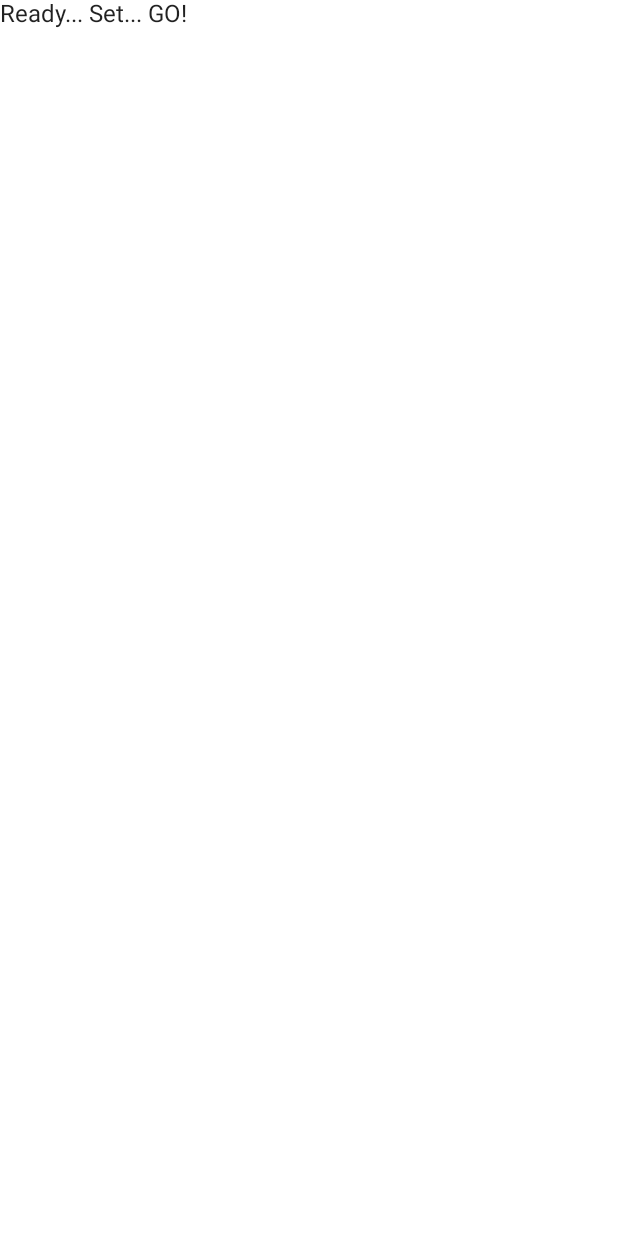
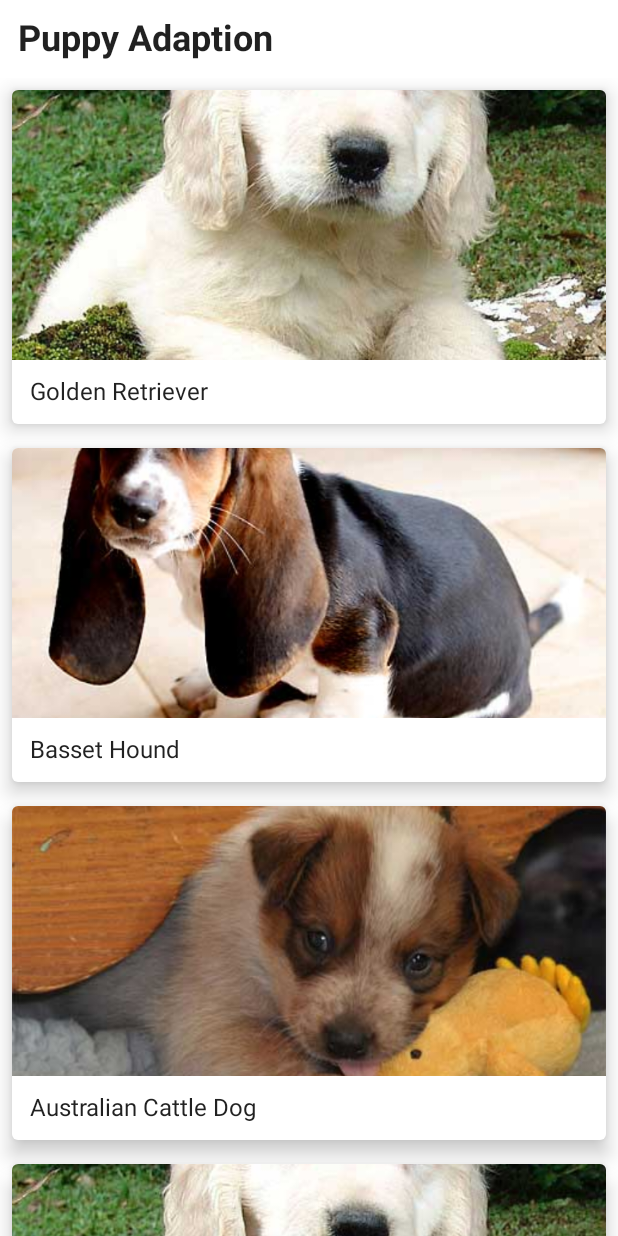
Before and after one commit to Elblassy/Puppy-adoption-app, an Android app built with Jetpack Compose: the screen it shows after launch (MainActivity), on a phone screen of 412 x 824 dp. Before the commit the screen is almost empty. Run offline under Robolectric (Android 15) with nearby library versions, the phone set to English and light mode, and no system bars.

Commit message:
Finish app

```diff
--- a/app/build.gradle
+++ b/app/build.gradle
@@ -38,6 +38,7 @@ android {
 
     kotlinOptions {
         jvmTarget = "1.8"
+        useIR = true
     }
 
     buildFeatures {
@@ -53,6 +54,7 @@ android {
 
     composeOptions {
         kotlinCompilerExtensionVersion compose_version
+        kotlinCompilerVersion '1.4.30'
     }
 
     packagingOptions {
@@ -60,6 +62,10 @@ android {
         // our test APK to build (has no effect on our AARs)
         excludes += "/META-INF/AL2.0"
         excludes += "/META-INF/LGPL2.1"
+    }
+    compileOptions {
+        sourceCompatibility JavaVersion.VERSION_1_8
+        targetCompatibility JavaVersion.VERSION_1_8
     }
 }
 
--- /dev/null
+++ b/app/src/main/java/com/example/androiddevchallenge/DetailsActivity.kt
@@ -0,0 +1,55 @@
+package com.example.androiddevchallenge
+
+import android.os.Bundle
+import androidx.activity.compose.setContent
+import androidx.appcompat.app.AppCompatActivity
+import androidx.compose.foundation.Image
+import androidx.compose.foundation.layout.Column
+import androidx.compose.foundation.layout.fillMaxWidth
+import androidx.compose.foundation.layout.height
+import androidx.compose.foundation.layout.padding
+import androidx.compose.material.Scaffold
+import androidx.compose.material.Text
+import androidx.compose.runtime.Composable
+import androidx.compose.ui.Modifier
+import androidx.compose.ui.layout.ContentScale
+import androidx.compose.ui.res.painterResource
+import androidx.compose.ui.tooling.preview.Preview
+import androidx.compose.ui.unit.dp
+import com.example.androiddevchallenge.models.PuppyModel
+import com.example.androiddevchallenge.ui.theme.MyTheme
+
+class DetailsActivity : AppCompatActivity() {
+    override fun onCreate(savedInstanceState: Bundle?) {
+        super.onCreate(savedInstanceState)
+        setContent {
+            MyTheme {
+                val puppy = PuppyModel(
+                    intent.getStringExtra("name") ?: "",
+                    intent.getStringExtra("des") ?: "",
+                    intent.getIntExtra("image", 0)
+                )
+                DetailsPuppy(puppy)
+            }
+        }
+    }
+}
+
+@Composable
+fun DetailsPuppy(puppy: PuppyModel) {
+    Scaffold() {
+        Column {
+            Image(
+                painter = painterResource(id = puppy.image),
+                contentDescription = null,
+                modifier = Modifier
+                    .padding(12.dp)
+                    .height(280.dp)
+                    .fillMaxWidth(),
+                contentScale = ContentScale.Crop
+            )
+            Text(modifier = Modifier.padding(12.dp), text = puppy.name)
+            Text(modifier = Modifier.padding(12.dp), text = puppy.des)
+        }
+    }
+}
--- a/app/src/main/java/com/example/androiddevchallenge/MainActivity.kt
+++ b/app/src/main/java/com/example/androiddevchallenge/MainActivity.kt
@@ -15,14 +15,27 @@
  */
 package com.example.androiddevchallenge
 
+import android.content.Intent
 import android.os.Bundle
 import androidx.activity.compose.setContent
 import androidx.appcompat.app.AppCompatActivity
-import androidx.compose.material.MaterialTheme
-import androidx.compose.material.Surface
-import androidx.compose.material.Text
+import androidx.compose.foundation.Image
+import androidx.compose.foundation.clickable
+import androidx.compose.foundation.layout.Column
+import androidx.compose.foundation.layout.fillMaxWidth
+import androidx.compose.foundation.layout.height
+import androidx.compose.foundation.layout.padding
+import androidx.compose.foundation.lazy.*
+import androidx.compose.material.*
 import androidx.compose.runtime.Composable
-import androidx.compose.ui.tooling.preview.Preview
+import androidx.compose.ui.Modifier
+import androidx.compose.ui.layout.ContentScale
+import androidx.compose.ui.platform.LocalContext
+import androidx.compose.ui.res.painterResource
+import androidx.compose.ui.text.font.FontWeight
+import androidx.compose.ui.unit.dp
+import com.example.androiddevchallenge.data.fakePuppyData
+import com.example.androiddevchallenge.models.PuppyModel
 import com.example.androiddevchallenge.ui.theme.MyTheme
 
 class MainActivity : AppCompatActivity() {
@@ -39,23 +52,57 @@ class MainActivity : AppCompatActivity() {
 // Start building your app here!
 @Composable
 fun MyApp() {
-    Surface(color = MaterialTheme.colors.background) {
-        Text(text = "Ready... Set... GO!")
+    Scaffold() {
+        Column {
+            Text(
+                text = "Puppy Adaption",
+                style = MaterialTheme.typography.h5,
+                fontWeight = FontWeight.Bold,
+                modifier = Modifier.padding(12.dp)
+            )
+            PuppyList(fakePuppyData)
+        }
     }
 }
 
-@Preview("Light Theme", widthDp = 360, heightDp = 640)
 @Composable
-fun LightPreview() {
-    MyTheme {
-        MyApp()
+private fun PuppyList(puppyList: List<PuppyModel>) {
+    LazyColumn {
+        items(puppyList) { puppy ->
+            PuppyItem(puppy)
+        }
     }
 }
 
-@Preview("Dark Theme", widthDp = 360, heightDp = 640)
 @Composable
-fun DarkPreview() {
-    MyTheme(darkTheme = true) {
-        MyApp()
+private fun PuppyItem(puppy: PuppyModel) {
+
+    val context = LocalContext.current
+    Card(
+        modifier = Modifier
+            .fillMaxWidth()
+            .padding(8.dp)
+            .clickable {
+                context.startActivity(
+                    Intent(context, DetailsActivity::class.java)
+                        .putExtra("name", puppy.name)
+                        .putExtra("des", puppy.des)
+                        .putExtra("image", puppy.image)
+                )
+            },
+        elevation = 8.dp,
+    ) {
+        Column {
+            Image(
+                painter = painterResource(id = puppy.image),
+                contentDescription = null,
+                modifier = Modifier
+                    .height(180.dp)
+                    .fillMaxWidth(),
+                contentScale = ContentScale.Crop
+            )
+
+            Text(modifier = Modifier.padding(12.dp), text = puppy.name)
+        }
     }
 }
--- /dev/null
+++ b/app/src/main/java/com/example/androiddevchallenge/data/FakeData.kt
@@ -0,0 +1,115 @@
+package com.example.androiddevchallenge.data
+
+import com.example.androiddevchallenge.R
+import com.example.androiddevchallenge.models.PuppyModel
+
+val fakePuppyData = listOf(
+    PuppyModel(
+        "Golden Retriever",
+        "Born after an average of 63 days of gestation," +
+                " puppies emerge in an amnion that is bitten off and eaten by the mother dog.[3] " +
+                "Puppies begin to nurse almost immediately. If the litter exceeds six puppies, " +
+                "particularly if one or more are obvious runts, human intervention in hand-feeding " +
+                "the stronger puppies is necessary to ensure that the runts get proper nourishment " +
+                "and attention from the mother. As they reach one month of age, puppies are gradually " +
+                "weaned and begin to eat solid food. The mother may regurgitate partially digested " +
+                "food for the puppies or might let them eat some of her solid food",
+        R.drawable.golden_retriever
+    ),
+    PuppyModel(
+        "Basset Hound",
+        "Born after an average of 63 days of gestation," +
+                " puppies emerge in an amnion that is bitten off and eaten by the mother dog.[3] " +
+                "Puppies begin to nurse almost immediately. If the litter exceeds six puppies, " +
+                "particularly if one or more are obvious runts, human intervention in hand-feeding " +
+                "the stronger puppies is necessary to ensure that the runts get proper nourishment " +
+                "and attention from the mother. As they reach one month of age, puppies are gradually " +
+                "weaned and begin to eat solid food. The mother may regurgitate partially digested " +
+                "food for the puppies or might let them eat some of her solid food",
+        R.drawable.basset_hound
+    ),
+    PuppyModel(
+        "Australian Cattle Dog",
+        "Born after an average of 63 days of gestation," +
+                " puppies emerge in an amnion that is bitten off and eaten by the mother dog.[3] " +
+                "Puppies begin to nurse almost immediately. If the litter exceeds six puppies, " +
+                "particularly if one or more are obvious runts, human intervention in hand-feeding " +
+                "the stronger puppies is necessary to ensure that the runts get proper nourishment " +
+                "and attention from the mother. As they reach one month of age, puppies are gradually " +
+                "weaned and begin to eat solid food. The mother may regurgitate partially digested " +
+                "food for the puppies or might let them eat some of her solid food",
+        R.drawable.australian_cattle_dog
+    ),
+    PuppyModel(
+        "Golden Retriever",
+        "Born after an average of 63 days of gestation," +
+                " puppies emerge in an amnion that is bitten off and eaten by the mother dog.[3] " +
+                "Puppies begin to nurse almost immediately. If the litter exceeds six puppies, " +
+                "particularly if one or more are obvious runts, human intervention in hand-feeding " +
+                "the stronger puppies is necessary to ensure that the runts get proper nourishment " +
+                "and attention from the mother. As they reach one month of age, puppies are gradually " +
+                "weaned and begin to eat solid food. The mother may regurgitate partially digested " +
+                "food for the puppies or might let them eat some of her solid food",
+        R.drawable.golden_retriever
+    ),
+    PuppyModel(
+        "Basset Hound",
+        "Born after an average of 63 days of gestation," +
+                " puppies emerge in an amnion that is bitten off and eaten by the mother dog.[3] " +
+                "Puppies begin to nurse almost immediately. If the litter exceeds six puppies, " +
+                "particularly if one or more are obvious runts, human intervention in hand-feeding " +
+                "the stronger puppies is necessary to ensure that the runts get proper nourishment " +
+                "and attention from the mother. As they reach one month of age, puppies are gradually " +
+                "weaned and begin to eat solid food. The mother may regurgitate partially digested " +
+                "food for the puppies or might let them eat some of her solid food",
+        R.drawable.basset_hound
+    ),
+    PuppyModel(
+        "Australian Cattle Dog",
+        "Born after an average of 63 days of gestation," +
+                " puppies emerge in an amnion that is bitten off and eaten by the mother dog.[3] " +
+                "Puppies begin to nurse almost immediately. If the litter exceeds six puppies, " +
+                "particularly if one or more are obvious runts, human intervention in hand-feeding " +
+                "the stronger puppies is necessary to ensure that the runts get proper nourishment " +
+                "and attention from the mother. As they reach one month of age, puppies are gradually " +
+                "weaned and begin to eat solid food. The mother may regurgitate partially digested " +
+                "food for the puppies or might let them eat some of her solid food",
+        R.drawable.australian_cattle_dog
+    ),
+    PuppyModel(
+        "Golden Retriever",
+        "Born after an average of 63 days of gestation," +
+                " puppies emerge in an amnion that is bitten off and eaten by the mother dog.[3] " +
+                "Puppies begin to nurse almost immediately. If the litter exceeds six puppies, " +
+                "particularly if one or more are obvious runts, human intervention in hand-feeding " +
+                "the stronger puppies is necessary to ensure that the runts get proper nourishment " +
+                "and attention from the mother. As they reach one month of age, puppies are gradually " +
+                "weaned and begin to eat solid food. The mother may regurgitate partially digested " +
+                "food for the puppies or might let them eat some of her solid food",
+        R.drawable.golden_retriever
+    ),
+    PuppyModel(
+        "Basset Hound",
+        "Born after an average of 63 days of gestation," +
+                " puppies emerge in an amnion that is bitten off and eaten by the mother dog.[3] " +
+                "Puppies begin to nurse almost immediately. If the litter exceeds six puppies, " +
+                "particularly if one or more are obvious runts, human intervention in hand-feeding " +
+                "the stronger puppies is necessary to ensure that the runts get proper nourishment " +
+                "and attention from the mother. As they reach one month of age, puppies are gradually " +
+                "weaned and begin to eat solid food. The mother may regurgitate partially digested " +
+                "food for the puppies or might let them eat some of her solid food",
+        R.drawable.basset_hound
+    ),
+    PuppyModel(
+        "Australian Cattle Dog",
+        "Born after an average of 63 days of gestation," +
+                " puppies emerge in an amnion that is bitten off and eaten by the mother dog.[3] " +
+                "Puppies begin to nurse almost immediately. If the litter exceeds six puppies, " +
+                "particularly if one or more are obvious runts, human intervention in hand-feeding " +
+                "the stronger puppies is necessary to ensure that the runts get proper nourishment " +
+                "and attention from the mother. As they reach one month of age, puppies are gradually " +
+                "weaned and begin to eat solid food. The mother may regurgitate partially digested " +
+                "food for the puppies or might let them eat some of her solid food",
+        R.drawable.australian_cattle_dog
+    )
+)
--- /dev/null
+++ b/app/src/main/java/com/example/androiddevchallenge/models/PuppyModel.kt
@@ -0,0 +1,7 @@
+package com.example.androiddevchallenge.models
+
+data class PuppyModel(
+    val name: String,
+    val des: String,
+    val image: Int
+)
--- a/app/src/main/res/values/strings.xml
+++ b/app/src/main/res/values/strings.xml
@@ -10,4 +10,5 @@
       the License.
       -->
     <string name="app_name">AndroidDevChallenge</string>
+    <string name="title_activity_details">DetailsActivity</string>
 </resources>
```
Also changed, not shown: app/src/main/AndroidManifest.xml (+6 -12 lines), app/src/main/res/drawable/australian_cattle_dog.jpg (added), app/src/main/res/drawable/basset_hound.jpg (added), app/src/main/res/drawable/golden_retriever.jpg (added), 3 other files.
